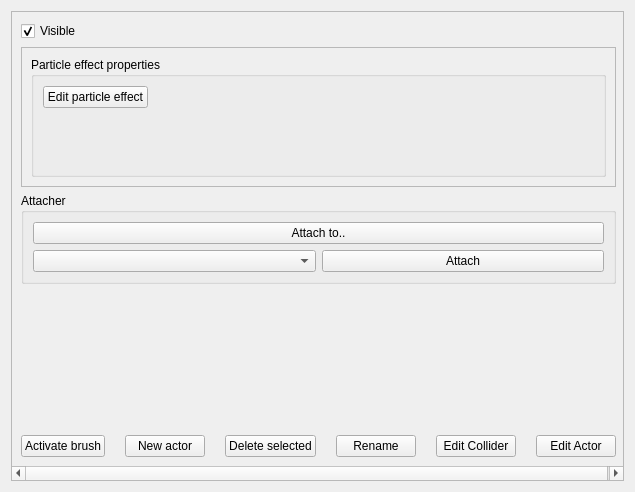
Before: the Qt Designer form src/wte/ui/ActorEditTool.ui in spiricn/Wt, drawn with Qt 5.
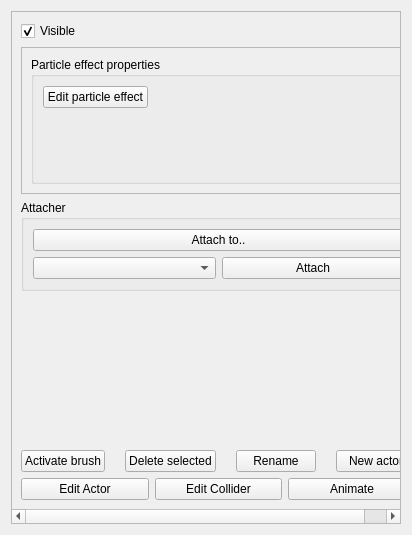
After: the same form once the commit is applied. The open tabs and pages were chosen to show the change. Custom widgets are drawn as their Qt base class.

Commit message: CameraEditDialog rewritten to suport any transformable; modle importer tab now a tool

```diff
--- a/src/wte/ui/ActorEditTool.ui
+++ b/src/wte/ui/ActorEditTool.ui
@@ -6,8 +6,8 @@
    <rect>
     <x>0</x>
     <y>0</y>
-    <width>635</width>
-    <height>492</height>
+    <width>412</width>
+    <height>535</height>
    </rect>
   </property>
   <property name="windowTitle">
@@ -24,8 +24,8 @@
        <rect>
         <x>0</x>
         <y>0</y>
-        <width>615</width>
-        <height>472</height>
+        <width>392</width>
+        <height>515</height>
        </rect>
       </property>
       <layout class="QGridLayout" name="gridLayout_5">
@@ -257,13 +257,6 @@
            </property>
           </widget>
          </item>
-         <item>
-          <widget class="QPushButton" name="pushButton">
-           <property name="text">
-            <string>New actor</string>
-           </property>
-          </widget>
-         </item>
          <item>
           <widget class="QPushButton" name="pushButton_3">
            <property name="text">
@@ -279,12 +272,16 @@
           </widget>
          </item>
          <item>
-          <widget class="QPushButton" name="pushButton_9">
+          <widget class="QPushButton" name="pushButton">
            <property name="text">
-            <string>Edit Collider</string>
+            <string>New actor</string>
            </property>
           </widget>
          </item>
+        </layout>
+       </item>
+       <item row="5" column="0">
+        <layout class="QHBoxLayout" name="horizontalLayout_2">
          <item>
           <widget class="QPushButton" name="pushButton_6">
            <property name="text">
@@ -292,6 +289,20 @@
            </property>
           </widget>
          </item>
+         <item>
+          <widget class="QPushButton" name="pushButton_9">
+           <property name="text">
+            <string>Edit Collider</string>
+           </property>
+          </widget>
+         </item>
+         <item>
+          <widget class="QPushButton" name="pushButton_10">
+           <property name="text">
+            <string>Animate</string>
+           </property>
+          </widget>
+         </item>
         </layout>
        </item>
       </layout>
```
Left out of the diff: 47 changed lines with no effect on the pictures. The commit also changes 16 other files.
